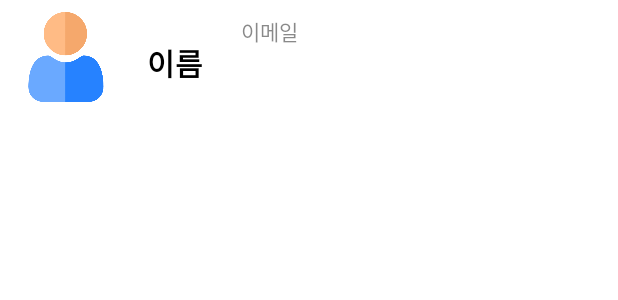
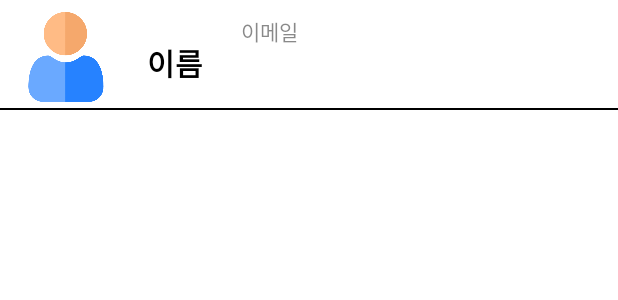
Before and after one commit to rcg3923/Mp, an Android app: the layout item_friend.xml on its own in the app's theme, with its tools: preview values and no code run, on a phone screen of 412 x 824 dp. Shown: the top 300 px of the screen. Run offline under Robolectric (Android 15) with nearby library versions, the phone set to English and light mode, and no system bars.

Commit message:
add friend boundary in item_friend.xml

```diff
--- a/app/src/main/res/layout/fragment_main.xml
+++ b/app/src/main/res/layout/fragment_main.xml
@@ -7,10 +7,10 @@
     android:orientation="vertical"
     tools:context=".MainFragment">
 
-    <!-- 유저 레이아웃 -->
 
 
-    <!-- 하단바 레이아웃 -->
+
+    <!-- 유저 레이아웃 -->
     <androidx.recyclerview.widget.RecyclerView
         android:id="@+id/peoplefragment_recyclerview"
         android:layout_width="match_parent"
@@ -18,6 +18,8 @@
         android:layout_weight="1">
     </androidx.recyclerview.widget.RecyclerView>
 
+
+    <!-- 하단바 레이아웃 -->
     <LinearLayout
 
         android:layout_width="match_parent"
--- a/app/src/main/res/layout/item_friend.xml
+++ b/app/src/main/res/layout/item_friend.xml
@@ -7,8 +7,13 @@
     android:layout_marginStart="-1dp"
     android:layout_marginTop="4dp"
     android:layout_marginEnd="0dp"
+    android:orientation="vertical"
     android:background="#FFFFFF">
 
+    <LinearLayout
+        android:layout_width="match_parent"
+        android:layout_height="wrap_content"
+        android:orientation="horizontal">
 
         <ImageView
             android:id="@+id/iv_user"
@@ -42,5 +47,10 @@
             android:layout_marginTop="6dp"
             android:text="이메일"
             android:textColor="#8A252525" />
+    </LinearLayout>
+    <LinearLayout
+        android:background="@android:color/background_dark"
+        android:layout_width="match_parent"
+        android:layout_height="1dp" />
 
 </LinearLayout>
```
Lines whose indentation alone changed are shown as unchanged.
